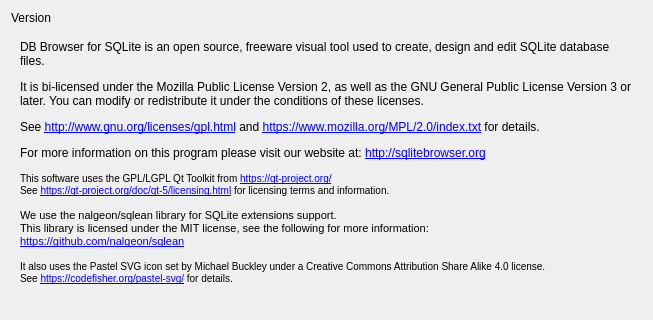
The window that src/AboutDialog.ui (sqlitebrowser/sqlitebrowser) describes before a commit, drawn with Qt 5; both pictures show x 0 to 653 and y 0 to 320 of the 653 by 502 pixel window.
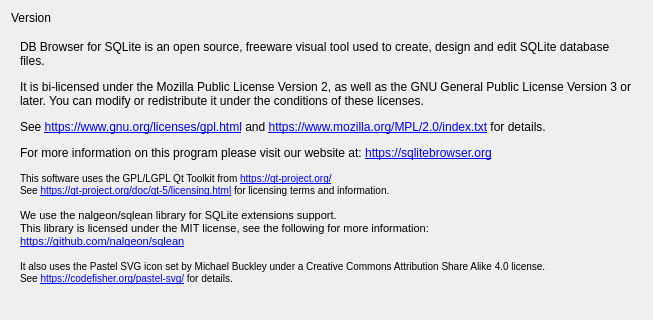
The same window after the commit. Icons and pictures are not drawn.

Commit message: Replace `http` with `https` in the `AboutDialog` and `MainWindow`

```diff
--- a/src/AboutDialog.ui
+++ b/src/AboutDialog.ui
@@ -87,7 +87,7 @@
        <item>
         <widget class="QLabel" name="label">
          <property name="text">
-          <string>&lt;html&gt;&lt;head/&gt;&lt;body&gt;&lt;p&gt;DB Browser for SQLite is an open source, freeware visual tool used to create, design and edit SQLite database files.&lt;/p&gt;&lt;p&gt;It is bi-licensed under the Mozilla Public License Version 2, as well as the GNU General Public License Version 3 or later. You can modify or redistribute it under the conditions of these licenses.&lt;/p&gt;&lt;p&gt;See &lt;a href=&quot;https://www.gnu.org/licenses/gpl.html&quot;&gt;&lt;span style=&quot; text-decoration: underline; color:#0000ff;&quot;&gt;http://www.gnu.org/licenses/gpl.html&lt;/span&gt;&lt;/a&gt; and &lt;a href=&quot;https://www.mozilla.org/MPL/2.0/index.txt&quot;&gt;&lt;span style=&quot; text-decoration: underline; color:#0000ff;&quot;&gt;https://www.mozilla.org/MPL/2.0/index.txt&lt;/span&gt;&lt;/a&gt; for details.&lt;/p&gt;&lt;p&gt;For more information on this program please visit our website at: &lt;a href=&quot;https://sqlitebrowser.org&quot;&gt;&lt;span style=&quot; text-decoration: underline; color:#0000ff;&quot;&gt;http://sqlitebrowser.org&lt;/span&gt;&lt;/a&gt;&lt;/p&gt;&lt;p&gt;&lt;span style=&quot; font-size:small;&quot;&gt;This software uses the GPL/LGPL Qt Toolkit from &lt;/span&gt;&lt;a href=&quot;http://qt-project.org/&quot;&gt;&lt;span style=&quot; font-size:small; text-decoration: underline; color:#0000ff;&quot;&gt;https://qt-project.org/&lt;/span&gt;&lt;/a&gt;&lt;span style=&quot; font-size:small;&quot;&gt;&lt;br/&gt;See &lt;/span&gt;&lt;a href=&quot;https://doc.qt.io/qt-5/licensing.html&quot;&gt;&lt;span style=&quot; font-size:small; text-decoration: underline; color:#0000ff;&quot;&gt;https://qt-project.org/doc/qt-5/licensing.html&lt;/span&gt;&lt;/a&gt;&lt;span style=&quot; font-size:small;&quot;&gt; for licensing terms and information.&lt;/span&gt;&lt;/p&gt;&lt;p&gt;&lt;span style=&quot; font-size:8pt;&quot;&gt;We use the nalgeon/sqlean library for SQLite extensions support.&lt;br/&gt;This library is licensed under the MIT license, see the following for more information:&lt;br/&gt;&lt;/span&gt;&lt;a href=&quot;https://github.com/nalgeon/sqlean&quot;&gt;&lt;span style=&quot; font-size:8pt; text-decoration: underline; color:#0000ff;&quot;&gt;https://github.com/nalgeon/sqlean&lt;/span&gt;&lt;/a&gt;&lt;/p&gt;&lt;p&gt;&lt;span style=&quot; font-size:small;&quot;&gt;It also uses the Pastel SVG icon set by Michael Buckley under a Creative Commons Attribution Share Alike 4.0 license.&lt;br/&gt;See &lt;/span&gt;&lt;a href=&quot;https://codefisher.org/pastel-svg/&quot;&gt;&lt;span style=&quot; font-size:small; text-decoration: underline; color:#0000ff;&quot;&gt;https://codefisher.org/pastel-svg/&lt;/span&gt;&lt;/a&gt;&lt;span style=&quot; font-size:small;&quot;&gt; for details.&lt;/span&gt;&lt;/p&gt;&lt;/body&gt;&lt;/html&gt;</string>
+          <string>&lt;html&gt;&lt;head/&gt;&lt;body&gt;&lt;p&gt;DB Browser for SQLite is an open source, freeware visual tool used to create, design and edit SQLite database files.&lt;/p&gt;&lt;p&gt;It is bi-licensed under the Mozilla Public License Version 2, as well as the GNU General Public License Version 3 or later. You can modify or redistribute it under the conditions of these licenses.&lt;/p&gt;&lt;p&gt;See &lt;a href=&quot;https://www.gnu.org/licenses/gpl.html&quot;&gt;&lt;span style=&quot; text-decoration: underline; color:#0000ff;&quot;&gt;https://www.gnu.org/licenses/gpl.html&lt;/span&gt;&lt;/a&gt; and &lt;a href=&quot;https://www.mozilla.org/MPL/2.0/index.txt&quot;&gt;&lt;span style=&quot; text-decoration: underline; color:#0000ff;&quot;&gt;https://www.mozilla.org/MPL/2.0/index.txt&lt;/span&gt;&lt;/a&gt; for details.&lt;/p&gt;&lt;p&gt;For more information on this program please visit our website at: &lt;a href=&quot;https://sqlitebrowser.org&quot;&gt;&lt;span style=&quot; text-decoration: underline; color:#0000ff;&quot;&gt;https://sqlitebrowser.org&lt;/span&gt;&lt;/a&gt;&lt;/p&gt;&lt;p&gt;&lt;span style=&quot; font-size:small;&quot;&gt;This software uses the GPL/LGPL Qt Toolkit from &lt;/span&gt;&lt;a href=&quot;https://qt-project.org/&quot;&gt;&lt;span style=&quot; font-size:small; text-decoration: underline; color:#0000ff;&quot;&gt;https://qt-project.org/&lt;/span&gt;&lt;/a&gt;&lt;span style=&quot; font-size:small;&quot;&gt;&lt;br/&gt;See &lt;/span&gt;&lt;a href=&quot;https://doc.qt.io/qt-5/licensing.html&quot;&gt;&lt;span style=&quot; font-size:small; text-decoration: underline; color:#0000ff;&quot;&gt;https://qt-project.org/doc/qt-5/licensing.html&lt;/span&gt;&lt;/a&gt;&lt;span style=&quot; font-size:small;&quot;&gt; for licensing terms and information.&lt;/span&gt;&lt;/p&gt;&lt;p&gt;&lt;span style=&quot; font-size:8pt;&quot;&gt;We use the nalgeon/sqlean library for SQLite extensions support.&lt;br/&gt;This library is licensed under the MIT license, see the following for more information:&lt;br/&gt;&lt;/span&gt;&lt;a href=&quot;https://github.com/nalgeon/sqlean&quot;&gt;&lt;span style=&quot; font-size:8pt; text-decoration: underline; color:#0000ff;&quot;&gt;https://github.com/nalgeon/sqlean&lt;/span&gt;&lt;/a&gt;&lt;/p&gt;&lt;p&gt;&lt;span style=&quot; font-size:small;&quot;&gt;It also uses the Pastel SVG icon set by Michael Buckley under a Creative Commons Attribution Share Alike 4.0 license.&lt;br/&gt;See &lt;/span&gt;&lt;a href=&quot;https://codefisher.org/pastel-svg/&quot;&gt;&lt;span style=&quot; font-size:small; text-decoration: underline; color:#0000ff;&quot;&gt;https://codefisher.org/pastel-svg/&lt;/span&gt;&lt;/a&gt;&lt;span style=&quot; font-size:small;&quot;&gt; for details.&lt;/span&gt;&lt;/p&gt;&lt;/body&gt;&lt;/html&gt;</string>
          </property>
          <property name="alignment">
           <set>Qt::AlignLeading|Qt::AlignLeft|Qt::AlignTop</set>
```
The commit also changes 23 other files.
